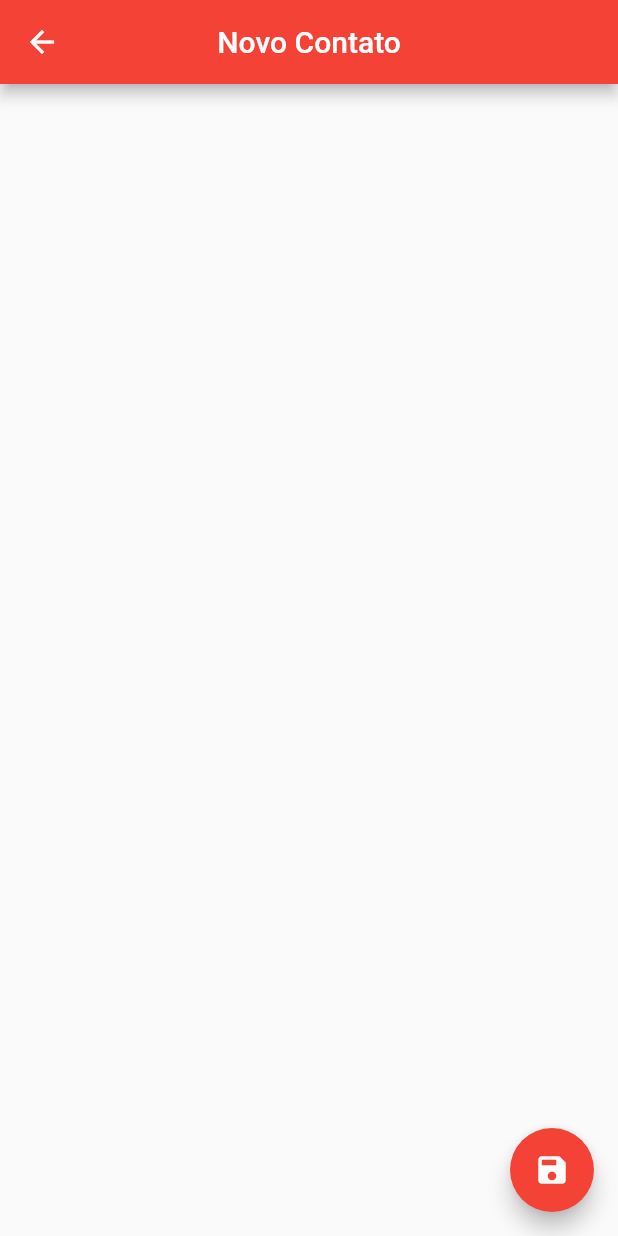
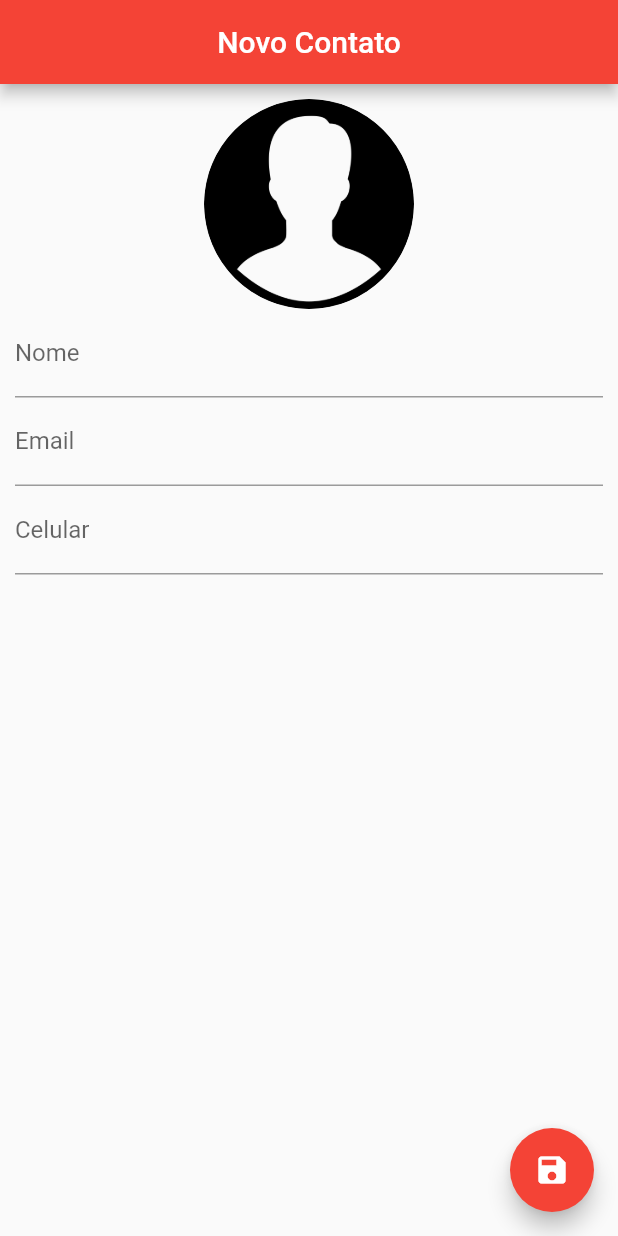
Before and after one commit to munhozfontana/agenda_de_contatos, a Flutter app: the ContactPage screen opened directly, on a phone screen of 412 x 824 dp. Run offline on Flutter 3.47's test engine with Material 2 defaults, Android fonts, the phone set to English and light mode, and no system bars; our stand-ins replace sqflite; accounts and stored records are empty.

Commit message:
finalizando tela de eidtar e novo contato

```diff
--- a/lib/main.dart
+++ b/lib/main.dart
@@ -1,10 +1,11 @@
+import 'package:agenda_de_contatos/ui/ContactPage.dart';
 import 'package:agenda_de_contatos/ui/HomePage.dart';
 import 'package:flutter/material.dart';
 
 void main() {
   runApp(
     MaterialApp(
-      home: HomePage(),
+      home: ContactPage(),
       debugShowCheckedModeBanner: false,
     ),
   );
--- a/lib/ui/Contact.dart
+++ /dev/null
@@ -1,41 +0,0 @@
-import 'package:agenda_de_contatos/helpers/ContactHelper.dart';
-import 'package:flutter/material.dart';
-
-class ContactPage extends StatefulWidget {
-  final Contact contact;
-
-  ContactPage({this.contact});
-
-  @override
-  _ContactPageState createState() => _ContactPageState();
-}
-
-class _ContactPageState extends State<ContactPage> {
-  Contact _editContact;
-
-  @override
-  void initState() {
-    super.initState();
-    if (widget.contact == null) {
-      _editContact = Contact();
-    } else {
-      _editContact = Contact.fromMap(widget.contact.toMap());
-    }
-  }
-
-  @override
-  Widget build(BuildContext context) {
-    return Scaffold(
-      appBar: AppBar(
-        backgroundColor: Colors.red,
-        title: Text(_editContact.name ?? "Novo Contato"),
-        centerTitle: true,
-      ),
-      floatingActionButton: FloatingActionButton(
-        onPressed: () {},
-        child: Icon(Icons.save),
-        backgroundColor: Colors.red,
-      ),
-    );
-  }
-}
--- /dev/null
+++ b/lib/ui/ContactPage.dart
@@ -0,0 +1,107 @@
+import 'dart:io';
+
+import 'package:agenda_de_contatos/helpers/ContactHelper.dart';
+import 'package:flutter/material.dart';
+
+class ContactPage extends StatefulWidget {
+  final Contact contact;
+
+  ContactPage({this.contact});
+
+  @override
+  _ContactPageState createState() => _ContactPageState();
+}
+
+class _ContactPageState extends State<ContactPage> {
+  Contact _editContact;
+  bool userEditted = false;
+  final _nameController = TextEditingController();
+  final _emailController = TextEditingController();
+  final _phoneController = TextEditingController();
+  @override
+  void initState() {
+    super.initState();
+    if (widget.contact == null) {
+      _editContact = Contact();
+    } else {
+      _editContact = Contact.fromMap(widget.contact.toMap());
+      _nameController.text = _editContact.name;
+      _emailController.text = _editContact.email;
+      _phoneController.text = _editContact.phone;
+    }
+  }
+
+  @override
+  Widget build(BuildContext context) {
+    return Scaffold(
+      appBar: AppBar(
+        backgroundColor: Colors.red,
+        title: Text(_editContact.name ?? "Novo Contato"),
+        centerTitle: true,
+      ),
+      floatingActionButton: FloatingActionButton(
+        onPressed: () {},
+        child: Icon(Icons.save),
+        backgroundColor: Colors.red,
+      ),
+      body: SingleChildScrollView(
+        padding: EdgeInsets.all(10.0),
+        child: Column(
+          mainAxisAlignment: MainAxisAlignment.center,
+          children: <Widget>[
+            GestureDetector(
+              child: Container(
+                width: 140.0,
+                height: 140.0,
+                decoration: BoxDecoration(
+                  shape: BoxShape.circle,
+                  image: DecorationImage(
+                    image: _editContact.img != null
+                        ? FileImage(File(_editContact.img))
+                        : ExactAssetImage('images/userLogout.png'),
+                    fit: BoxFit.cover,
+                  ),
+                ),
+              ),
+            ),
+            TextField(
+              controller: _nameController,
+              decoration: InputDecoration(
+                labelText: "Nome",
+              ),
+              onChanged: (text) {
+                userEditted = true;
+                setState(() {
+                  _editContact.name = text;
+                });
+              },
+              keyboardType: TextInputType.text,
+            ),
+            TextField(
+              controller: _emailController,
+              decoration: InputDecoration(
+                labelText: "Email",
+              ),
+              onChanged: (text) {
+                userEditted = true;
+                _editContact.name = text;
+              },
+              keyboardType: TextInputType.emailAddress,
+            ),
+            TextField(
+              controller: _phoneController,
+              decoration: InputDecoration(
+                labelText: "Celular",
+              ),
+              onChanged: (text) {
+                userEditted = true;
+                _editContact.phone = text;
+              },
+              keyboardType: TextInputType.number,
+            ),
+          ],
+        ),
+      ),
+    );
+  }
+}
--- a/lib/ui/HomePage.dart
+++ b/lib/ui/HomePage.dart
@@ -67,7 +67,7 @@ class _HomePageState extends State<HomePage> {
                   image: DecorationImage(
                     image: contacts[index].img != null
                         ? FileImage(File(contacts[index].img))
-                        : AssetImage("images/userLogout.png"),
+                        : ExactAssetImage("images/userLogout.png"),
                   ),
                 ),
               ),
```
Also changed, not shown: pubspec.yaml (+3 -5 lines), images/user.png (added).
